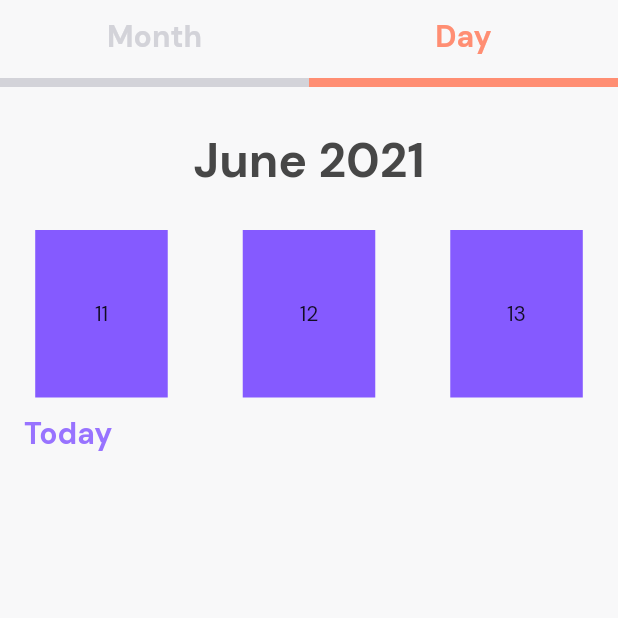
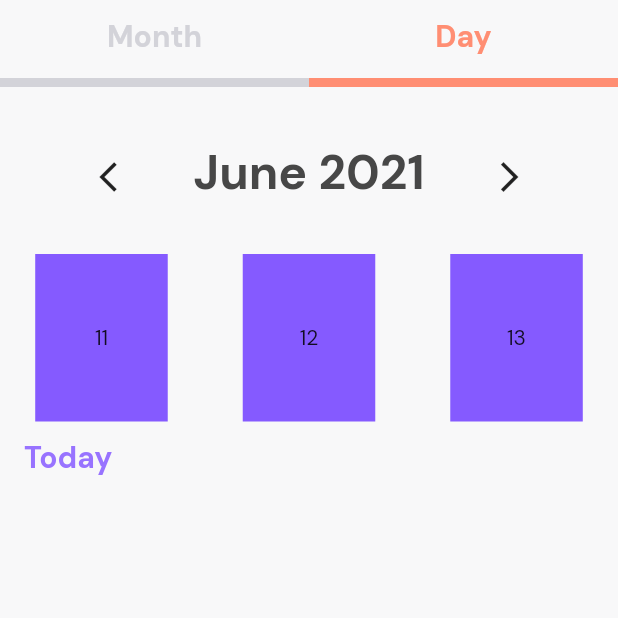
Before and after one commit to gdsc-loyola/admu_student_app, a Flutter app: the CalendarPage screen opened directly, on a phone screen of 412 x 824 dp, the top half of it. Run offline on Flutter 3.47's test engine with Material 2 defaults, Android fonts, the phone set to English and light mode, and no system bars; our stand-ins replace flutter_colorpicker, google_fonts, introduction_screen, sqflite; accounts and stored records are empty.

Commit message:
added left and right icon buttons for Day view

```diff
--- a/lib/screens/calendar/day_tab.dart
+++ b/lib/screens/calendar/day_tab.dart
@@ -94,6 +94,19 @@ class _DayTabState extends State<DayTab> {
         SizedBox(
           height: 36,
         ),
+        Row(
+          mainAxisAlignment: MainAxisAlignment.spaceEvenly,
+          children: [
+            IconButton(
+                icon: Icon(Icons.arrow_back_ios_outlined),
+                onPressed: () {
+                  setState(() {
+                    // minus date
+                    _date = DateTime(_date.year, _date.month - 1, 1);
+
+                    if (widget.onDateChange != null) widget.onDateChange(_date);
+                  });
+                }),
             Center(
               child: Text(
                 '${AppStrings.MONTHS[_date.month - 1]} ${_date.year}',
@@ -102,6 +115,18 @@ class _DayTabState extends State<DayTab> {
                     .headline4
                     .copyWith(color: AppColors.GRAY_DARK[0]),
               ),
+            ),
+            IconButton(
+                icon: Icon(Icons.arrow_forward_ios_outlined),
+                onPressed: () {
+                  setState(() {
+                    // add date
+                    _date = DateTime(_date.year, _date.month + 1, 1);
+
+                    if (widget.onDateChange != null) widget.onDateChange(_date);
+                  });
+                })
+          ],
         ),
         SizedBox(height: 27),
         // testing
```
Lines whose indentation alone changed are shown as unchanged.
